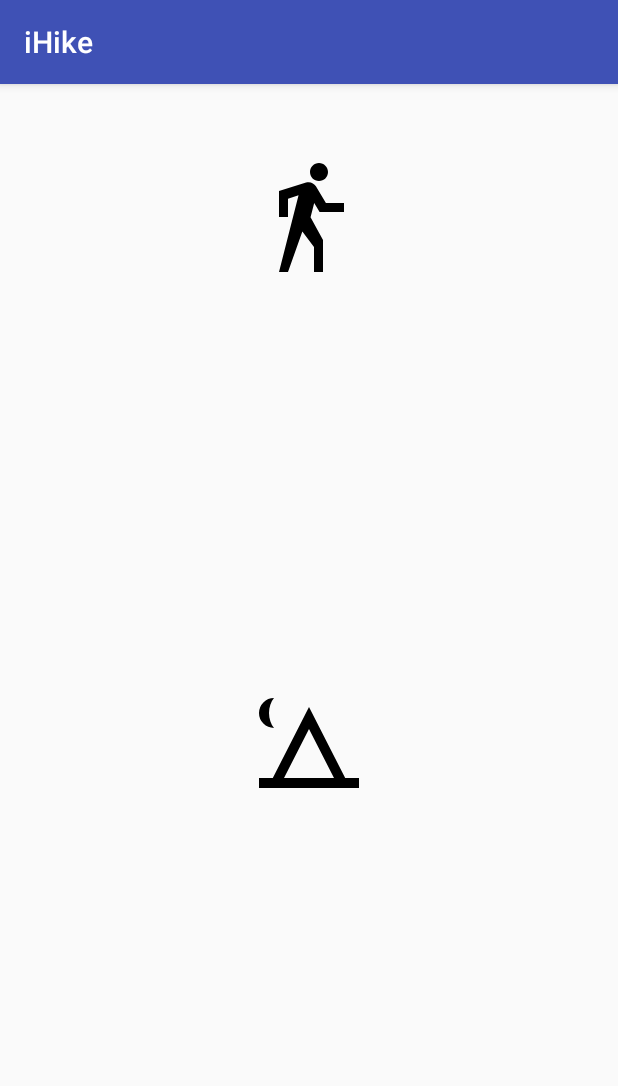
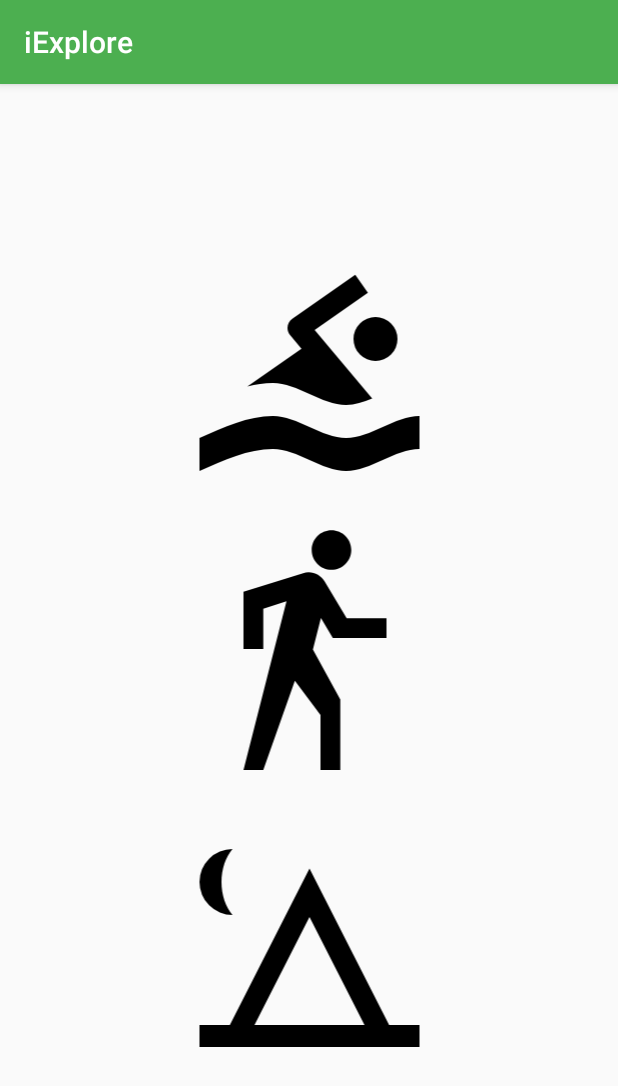
Before and after one commit to jswilder/iExplore, an Android app: the screen it shows after launch (MainActivity), on a phone screen of 412 x 824 dp. Shown: the top 1086 px of the screen. Run offline under Robolectric (Android 15) with nearby library versions, the light colour scheme and no system bars.

Commit message:
Style changes

```diff
--- a/app/src/main/AndroidManifest.xml
+++ b/app/src/main/AndroidManifest.xml
@@ -5,7 +5,7 @@
     <application
         android:allowBackup="true"
         android:icon="@mipmap/ic_launcher"
-        android:label="iHike"
+        android:label="iExplore"
         android:roundIcon="@mipmap/ic_launcher_round"
         android:supportsRtl="true"
         android:theme="@style/AppTheme">
--- a/app/src/main/java/odomobileapplicationdevelopment/hikingapp/MainActivity.java
+++ b/app/src/main/java/odomobileapplicationdevelopment/hikingapp/MainActivity.java
@@ -1,7 +1,9 @@
 package odomobileapplicationdevelopment.hikingapp;
 
+import android.os.Bundle;
 import android.support.v7.app.AppCompatActivity;
-import android.os.Bundle;
+import android.view.View;
+import android.widget.Toast;
 
 public class MainActivity extends AppCompatActivity {
 
@@ -10,4 +12,16 @@
         super.onCreate(savedInstanceState);
         setContentView(R.layout.activity_main);
     }
+
+    public void goCamping(View view){
+        Toast.makeText(this,"LETS GO CAMPING!",Toast.LENGTH_SHORT).show();
+    }
+
+    public void goHiking(View view){
+        Toast.makeText(this,"LETS GO HIKING!",Toast.LENGTH_SHORT).show();
+    }
+
+    public void goSwimming(View view){
+        Toast.makeText(this,"LETS GO SWIMMING!",Toast.LENGTH_SHORT).show();
+    }
 }
--- a/app/src/main/res/drawable/bike.xml
+++ /dev/null
@@ -1,8 +0,0 @@
-<!-- drawable/bike.xml -->
-<vector xmlns:android="http://schemas.android.com/apk/res/android"
-    android:height="24dp"
-    android:width="24dp"
-    android:viewportWidth="24"
-    android:viewportHeight="24">
-    <path android:fillColor="#000" android:pathData="M5,20.5A3.5,3.5 0 0,1 1.5,17A3.5,3.5 0 0,1 5,13.5A3.5,3.5 0 0,1 8.5,17A3.5,3.5 0 0,1 5,20.5M5,12A5,5 0 0,0 0,17A5,5 0 0,0 5,22A5,5 0 0,0 10,17A5,5 0 0,0 5,12M14.8,10H19V8.2H15.8L13.86,4.93C13.57,4.43 13,4.1 12.4,4.1C11.93,4.1 11.5,4.29 11.2,4.6L7.5,8.29C7.19,8.6 7,9 7,9.5C7,10.13 7.33,10.66 7.85,10.97L11.2,13V18H13V11.5L10.75,9.85L13.07,7.5M19,20.5A3.5,3.5 0 0,1 15.5,17A3.5,3.5 0 0,1 19,13.5A3.5,3.5 0 0,1 22.5,17A3.5,3.5 0 0,1 19,20.5M19,12A5,5 0 0,0 14,17A5,5 0 0,0 19,22A5,5 0 0,0 24,17A5,5 0 0,0 19,12M16,4.8C17,4.8 17.8,4 17.8,3C17.8,2 17,1.2 16,1.2C15,1.2 14.2,2 14.2,3C14.2,4 15,4.8 16,4.8Z" />
-</vector>
--- a/app/src/main/res/drawable/image_filter_hdr.xml
+++ /dev/null
@@ -1,8 +0,0 @@
-<!-- drawable/image_filter_hdr.xml -->
-<vector xmlns:android="http://schemas.android.com/apk/res/android"
-    android:height="24dp"
-    android:width="24dp"
-    android:viewportWidth="24"
-    android:viewportHeight="24">
-    <path android:fillColor="#000" android:pathData="M14,6L10.25,11L13.1,14.8L11.5,16C9.81,13.75 7,10 7,10L1,18H23L14,6Z" />
-</vector>
--- a/app/src/main/res/drawable/van_passenger.xml
+++ /dev/null
@@ -1,8 +0,0 @@
-<!-- drawable/van_passenger.xml -->
-<vector xmlns:android="http://schemas.android.com/apk/res/android"
-    android:height="24dp"
-    android:width="24dp"
-    android:viewportWidth="24"
-    android:viewportHeight="24">
-    <path android:fillColor="#000" android:pathData="M3,7C1.89,7 1,7.89 1,9V17H3A3,3 0 0,0 6,20A3,3 0 0,0 9,17H15A3,3 0 0,0 18,20A3,3 0 0,0 21,17H23V13C23,11.89 22.11,11 21,11L18,7H3M3,8.5H7V11H3V8.5M9,8.5H13V11H9V8.5M15,8.5H17.5L19.46,11H15V8.5M6,15.5A1.5,1.5 0 0,1 7.5,17A1.5,1.5 0 0,1 6,18.5A1.5,1.5 0 0,1 4.5,17A1.5,1.5 0 0,1 6,15.5M18,15.5A1.5,1.5 0 0,1 19.5,17A1.5,1.5 0 0,1 18,18.5A1.5,1.5 0 0,1 16.5,17A1.5,1.5 0 0,1 18,15.5Z" />
-</vector>
--- a/app/src/main/res/layout/activity_main.xml
+++ b/app/src/main/res/layout/activity_main.xml
@@ -8,30 +8,102 @@
 
     <ImageButton
         android:id="@+id/HikingButton"
-        android:layout_width="80dp"
-        android:layout_height="80dp"
-        android:layout_marginTop="52dp"
+        android:layout_width="0dp"
+        android:layout_height="0dp"
         android:background="?android:attr/panelBackground"
         android:scaleType="fitCenter"
         android:src="@drawable/walk"
         android:tooltipText="Hiking"
-        app:layout_constraintLeft_toLeftOf="parent"
-        app:layout_constraintRight_toRightOf="parent"
-        app:layout_constraintTop_toTopOf="parent" />
+        android:onClick="goHiking"
+        app:layout_constraintTop_toTopOf="@+id/guideline_middle_top"
+        android:layout_marginTop="8dp"
+        android:layout_marginLeft="8dp"
+        app:layout_constraintLeft_toLeftOf="@+id/guideline_left"
+        android:layout_marginBottom="8dp"
+        app:layout_constraintBottom_toTopOf="@+id/guideline_middle_bottom"
+        app:layout_constraintRight_toLeftOf="@+id/guideline_right"
+        android:layout_marginRight="8dp"
+        app:layout_constraintHorizontal_bias="0.0" />
 
     <ImageButton
         android:id="@+id/CampingButton"
-        android:layout_width="80dp"
-        android:layout_height="80dp"
-        android:layout_marginBottom="52dp"
-        android:layout_marginTop="40dp"
+        android:layout_width="0dp"
+        android:layout_height="0dp"
         android:background="?android:attr/panelBackground"
         android:scaleType="fitCenter"
-        app:layout_constraintBottom_toBottomOf="parent"
-        app:layout_constraintLeft_toLeftOf="parent"
-        app:layout_constraintRight_toRightOf="parent"
-        app:layout_constraintTop_toBottomOf="@+id/HikingButton"
-        app:layout_constraintVertical_bias="0.49"
-        app:srcCompat="@drawable/tent" />
+        app:srcCompat="@drawable/tent"
+        android:onClick="goCamping"
+        android:layout_marginLeft="8dp"
+        app:layout_constraintLeft_toLeftOf="@+id/guideline_left"
+        app:layout_constraintRight_toLeftOf="@+id/guideline_right"
+        android:layout_marginRight="8dp"
+        app:layout_constraintTop_toTopOf="@+id/guideline_middle_bottom"
+        android:layout_marginTop="8dp"
+        android:layout_marginBottom="8dp"
+        app:layout_constraintBottom_toTopOf="@+id/guideline_bottom"
+        app:layout_constraintHorizontal_bias="0.0" />
+
+    <ImageButton
+        android:id="@+id/SwimmingButton"
+        android:layout_width="0dp"
+        android:layout_height="0dp"
+        android:layout_marginBottom="8dp"
+        android:layout_marginLeft="8dp"
+        android:layout_marginRight="8dp"
+        android:layout_marginTop="8dp"
+        android:background="?android:attr/panelBackground"
+        android:scaleType="fitCenter"
+        app:layout_constraintBottom_toTopOf="@+id/guideline_middle_top"
+        app:layout_constraintLeft_toLeftOf="@+id/guideline_left"
+        app:layout_constraintRight_toLeftOf="@+id/guideline_right"
+        app:layout_constraintTop_toTopOf="@+id/guideline_top"
+        android:onClick="goSwimming"
+        app:srcCompat="@drawable/swim" />
+
+    <android.support.constraint.Guideline
+        android:id="@+id/guideline_left"
+        android:layout_width="wrap_content"
+        android:layout_height="wrap_content"
+        android:orientation="vertical"
+        app:layout_constraintGuide_percent="0.25" />
+
+    <android.support.constraint.Guideline
+        android:id="@+id/guideline_right"
+        android:layout_width="wrap_content"
+        android:layout_height="wrap_content"
+        android:orientation="vertical"
+        app:layout_constraintGuide_percent=".75" />
+
+    <android.support.constraint.Guideline
+        android:id="@+id/guideline_top"
+        android:layout_width="wrap_content"
+        android:layout_height="wrap_content"
+        android:orientation="horizontal"
+        app:layout_constraintGuide_percent="0.125"
+        />
+
+    <android.support.constraint.Guideline
+        android:id="@+id/guideline_bottom"
+        android:layout_width="wrap_content"
+        android:layout_height="wrap_content"
+        android:orientation="horizontal"
+        app:layout_constraintGuide_percent="0.875"
+        />
+
+    <android.support.constraint.Guideline
+        android:id="@+id/guideline_middle_top"
+        android:layout_width="wrap_content"
+        android:layout_height="wrap_content"
+        android:orientation="horizontal"
+        app:layout_constraintGuide_percent="0.375"
+        />
+
+    <android.support.constraint.Guideline
+        android:id="@+id/guideline_middle_bottom"
+        android:layout_width="wrap_content"
+        android:layout_height="wrap_content"
+        android:orientation="horizontal"
+        app:layout_constraintGuide_percent=".625"
+        />
 
 </android.support.constraint.ConstraintLayout>
--- a/app/src/main/res/values/colors.xml
+++ b/app/src/main/res/values/colors.xml
@@ -1,6 +1,12 @@
 <?xml version="1.0" encoding="utf-8"?>
 <resources>
-    <color name="colorPrimary">#3F51B5</color>
-    <color name="colorPrimaryDark">#303F9F</color>
-    <color name="colorAccent">#FF4081</color>
+    <color name="colorPrimary">#4CAF50</color>
+    <color name="colorPrimaryDark">#388E3C</color>
+    <color name="colorAccent">#8BC34A</color>
+
+    <color name="colorPrimaryLight">#C8E6C9</color>
+    <color name="primary_text">#212121</color>
+    <color name="secondary_text">#757575</color>
+    <color name="icons">#FFFFFF</color>
+    <color name="divider">#BDBDBD</color>
 </resources>
```
